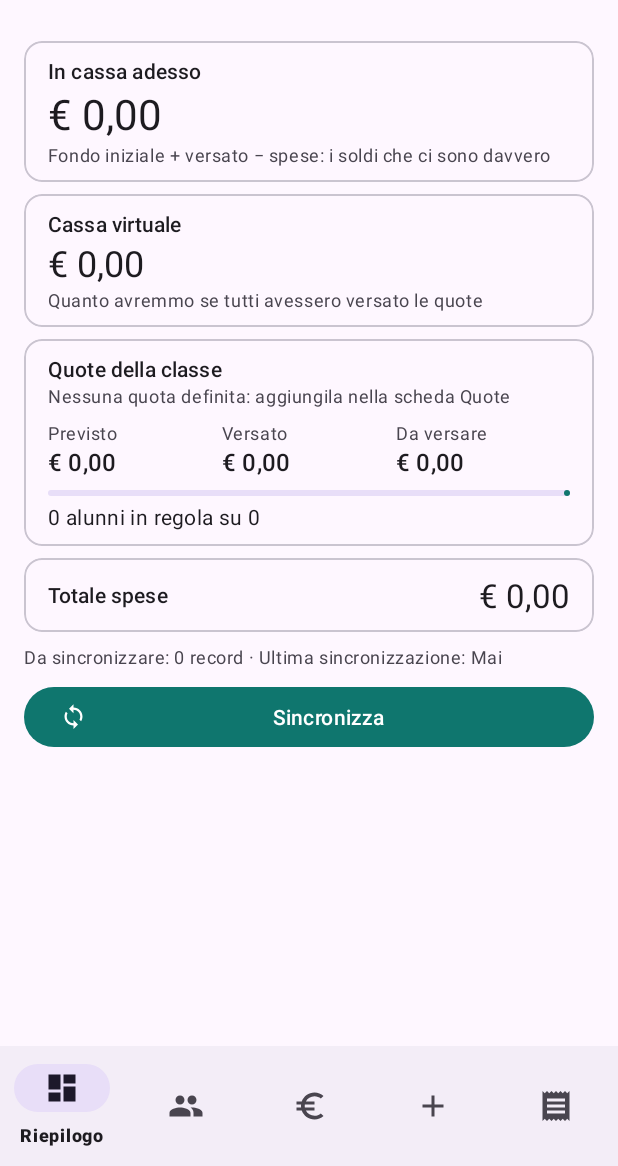
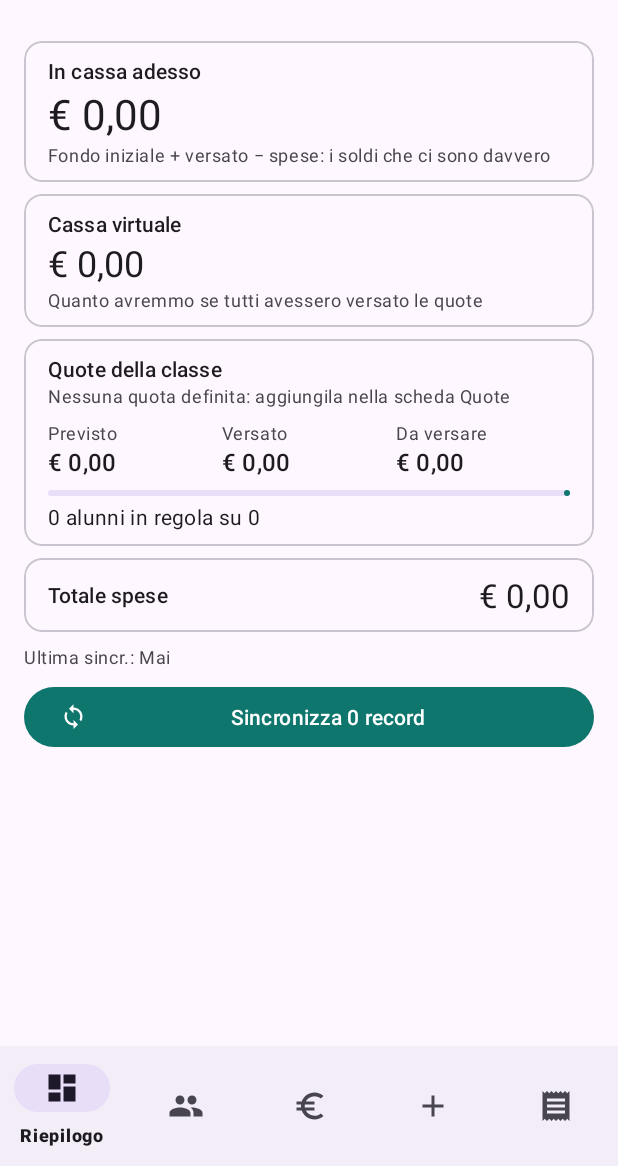
Before and after one commit to d4niele/fondocassa, an Android app: the RiepilogoFragment screen opened directly, with no data from a screen before it, on a phone screen of 412 x 824 dp, the part 70-1236 px from its top. Run offline under Robolectric (Android 15) with nearby library versions, the phone set to English and light mode, and no system bars.

Commit message:
Riepilogo: record da inviare sul pulsante Sincronizza, «Ultima sincr.» abbreviato
Co-Authored-By: Claude Opus 5.5 <noreply@anthropic.com>

```diff
--- a/app/src/main/java/it/fondocassa/ui/RiepilogoFragment.java
+++ b/app/src/main/java/it/fondocassa/ui/RiepilogoFragment.java
@@ -123,7 +123,8 @@ public class RiepilogoFragment extends Fragment {
         for (int p : pendenti) {
             daSincronizzare += p;
         }
-        testo(v, R.id.testo_sync, getString(R.string.stato_sync, daSincronizzare, ultimaSync()));
+        testo(v, R.id.testo_sync, getString(R.string.stato_sync, ultimaSync()));
+        testo(v, R.id.bottone_sincronizza, getString(R.string.sincronizza_record, daSincronizzare));
     }
 
     private static void testo(View radice, int id, String valore) {
--- a/app/src/main/res/values/strings.xml
+++ b/app/src/main/res/values/strings.xml
@@ -35,7 +35,8 @@
     <string name="quote_nessuna">Nessuna quota definita: aggiungila nella scheda Quote</string>
     <string name="totale_uscite">Totale spese</string>
     <string name="alunni_in_regola_valore">%1$d alunni in regola su %2$d</string>
-    <string name="stato_sync">Da sincronizzare: %1$d record · Ultima sincronizzazione: %2$s</string>
+    <string name="stato_sync">Ultima sincr.: %1$s</string>
+    <string name="sincronizza_record">Sincronizza %1$d record</string>
     <string name="mai">Mai</string>
 
     <string name="sync_in_corso">Sincronizzazione in corso…</string>
```
Also changed, not shown: 1 other file.
